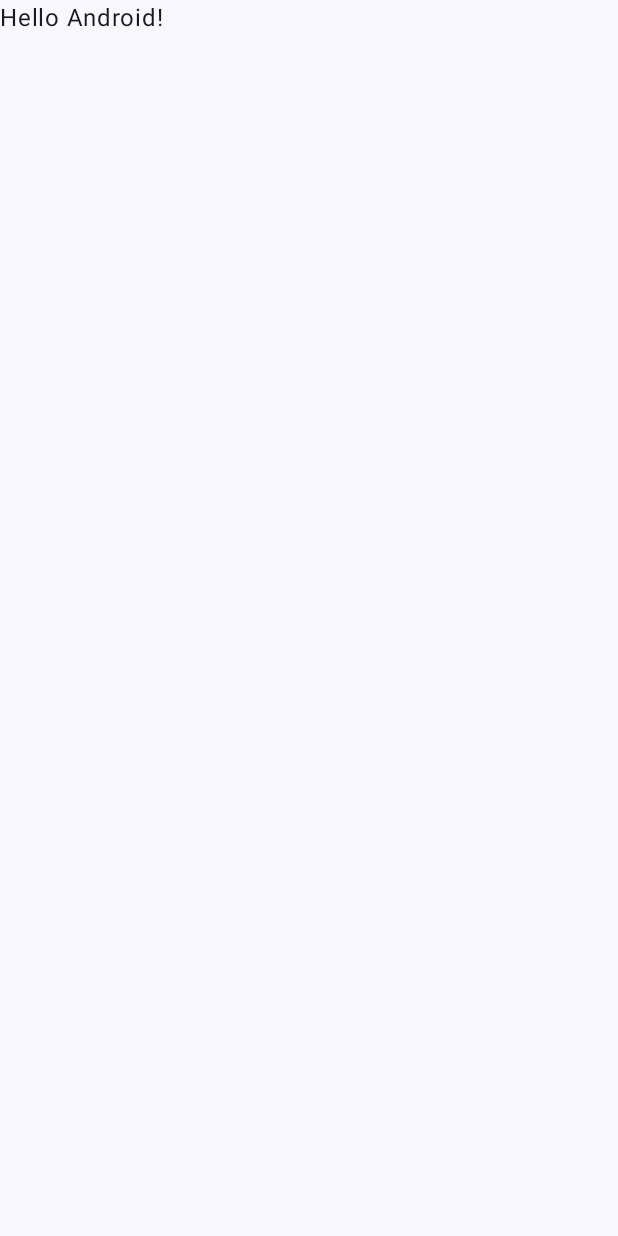
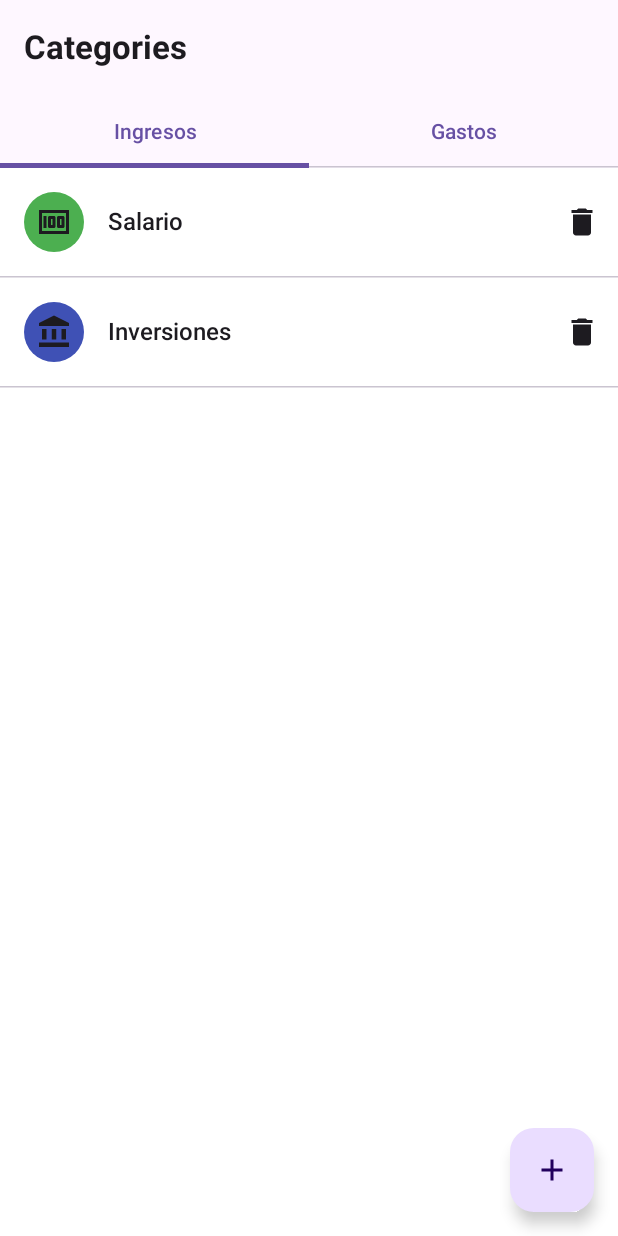
Before and after one commit to ing-fabiansuarez/GuardaditoApp, an Android app built with Jetpack Compose: the screen it shows after launch (MainActivity), on a phone screen of 412 x 824 dp. Before the commit the screen is almost empty. Run offline under Robolectric (Android 15) with nearby library versions, the phone set to English and light mode, and no system bars.

Commit message:
Se agrego las pantallas del categories

```diff
--- a/app/build.gradle.kts
+++ b/app/build.gradle.kts
@@ -6,12 +6,12 @@ plugins {
 
 android {
     namespace = "software.mys.guardaditoapp"
-    compileSdk = 34
+    compileSdk = 35
 
     defaultConfig {
         applicationId = "software.mys.guardaditoapp"
         minSdk = 26
-        targetSdk = 34
+        targetSdk = 35
         versionCode = 1
         versionName = "1.0"
 
@@ -49,6 +49,8 @@ dependencies {
     implementation(libs.androidx.ui.graphics)
     implementation(libs.androidx.ui.tooling.preview)
     implementation(libs.androidx.material3)
+
+    implementation(libs.androidx.material.icons.extended)
     testImplementation(libs.junit)
     androidTestImplementation(libs.androidx.junit)
     androidTestImplementation(libs.androidx.espresso.core)
--- /dev/null
+++ b/app/src/main/java/software/mys/guardaditoapp/ui/screen/CategoryScreen.kt
@@ -0,0 +1,228 @@
+package software.mys.guardaditoapp.ui.screen
+
+import androidx.compose.foundation.background
+import androidx.compose.foundation.clickable
+import androidx.compose.foundation.layout.Arrangement
+import androidx.compose.foundation.layout.Box
+import androidx.compose.foundation.layout.Column
+import androidx.compose.foundation.layout.Row
+import androidx.compose.foundation.layout.Spacer
+import androidx.compose.foundation.layout.fillMaxSize
+import androidx.compose.foundation.layout.fillMaxWidth
+import androidx.compose.foundation.layout.padding
+import androidx.compose.foundation.layout.size
+import androidx.compose.foundation.layout.width
+import androidx.compose.foundation.shape.CircleShape
+import androidx.compose.material.icons.Icons
+import androidx.compose.material.icons.filled.AccountBalance
+import androidx.compose.material.icons.filled.Add
+import androidx.compose.material.icons.filled.AirplanemodeActive
+import androidx.compose.material.icons.filled.CardGiftcard
+import androidx.compose.material.icons.filled.Delete
+import androidx.compose.material.icons.filled.Description
+import androidx.compose.material.icons.filled.DirectionsBus
+import androidx.compose.material.icons.filled.FoodBank
+import androidx.compose.material.icons.filled.Home
+import androidx.compose.material.icons.filled.Money
+import androidx.compose.material.icons.filled.School
+import androidx.compose.material.icons.filled.ShoppingCart
+import androidx.compose.material3.ExperimentalMaterial3Api
+import androidx.compose.material3.FloatingActionButton
+import androidx.compose.material3.HorizontalDivider
+import androidx.compose.material3.Icon
+import androidx.compose.material3.IconButton
+import androidx.compose.material3.Scaffold
+import androidx.compose.material3.Tab
+import androidx.compose.material3.TabRow
+import androidx.compose.material3.Text
+import androidx.compose.material3.TopAppBar
+import androidx.compose.runtime.Composable
+import androidx.compose.runtime.getValue
+import androidx.compose.runtime.mutableStateOf
+import androidx.compose.runtime.remember
+import androidx.compose.runtime.setValue
+import androidx.compose.ui.Alignment
+import androidx.compose.ui.Modifier
+import androidx.compose.ui.draw.clip
+import androidx.compose.ui.graphics.Color
+import androidx.compose.ui.text.font.FontWeight
+import androidx.compose.ui.tooling.preview.Preview
+import androidx.compose.ui.unit.dp
+import androidx.compose.ui.unit.sp
+
+
+@Preview
+@Composable
+fun CategoryScreen() {
+    Scaffold(
+        topBar = { TopApp() },
+        content = { innerPadding ->
+            TabsExpenseAndIncome(modifier = Modifier.padding(innerPadding))
+        },
+        floatingActionButton = {
+            FloatingButton()
+        }
+    )
+}
+
+@Composable
+fun FloatingButton() {
+    FloatingActionButton(
+        onClick = {  },
+    ) {
+        Icon(Icons.Filled.Add, "Floating action button.")
+    }
+}
+
+@Composable
+fun TabsExpenseAndIncome(modifier: Modifier) {
+    Column(
+        modifier = modifier
+            .fillMaxSize()
+            .background(Color.White)
+    ) {
+        var selectedTabIndex by remember { mutableStateOf(0) }
+
+        // Usamos el enum para definir las pestañas
+        val tabs = CategoryType.entries.toTypedArray()
+
+        Column(modifier = Modifier.fillMaxSize()) {
+            TabRow(selectedTabIndex = selectedTabIndex) {
+                tabs.forEachIndexed { index, categoryType ->
+                    Tab(
+                        selected = selectedTabIndex == index,
+                        onClick = { selectedTabIndex = index },
+                        text = { Text(text = categoryType.getTabName()) }
+                    )
+                }
+            }
+
+            when (tabs[selectedTabIndex]) {
+                CategoryType.INCOME -> {
+                    incomeCategories.forEach { category ->
+                        CategoryItem(category)
+                    }
+                }
+
+                CategoryType.EXPENSE -> {
+                    expenseCategories.forEach { category ->
+                        CategoryItem(category)
+                    }
+                }
+            }
+        }
+
+    }
+}
+
+@OptIn(ExperimentalMaterial3Api::class)
+@Composable
+fun TopApp() {
+    TopAppBar(
+        title = {
+            Text("Categories", fontWeight = FontWeight.Bold)
+        }
+    )
+}
+
+@Composable
+fun CategoryItem(category: Category, onDelete: () -> Unit = {}) {
+    Row(
+        horizontalArrangement = Arrangement.SpaceBetween, modifier = Modifier.fillMaxWidth(),
+        verticalAlignment = Alignment.CenterVertically
+    ) {
+        Row(
+            modifier = Modifier
+                .padding(16.dp),
+            verticalAlignment = Alignment.CenterVertically
+        ) {
+            Box(
+                modifier = Modifier
+                    .size(40.dp)
+                    .clip(CircleShape)
+                    .clickable { }
+                    .background(color = category.color) // Asigna el color aquí
+                ,
+                contentAlignment = Alignment.Center
+            ) {
+                category.icon()
+            }
+            Spacer(modifier = Modifier.width(16.dp))
+            Text(text = category.title, fontSize = 16.sp, fontWeight = FontWeight.Medium)
+
+        }
+        // Ícono de eliminar
+        IconButton(onClick = onDelete) {
+            Icon(
+                imageVector = Icons.Default.Delete, // Cambia esto por el ícono que desees usar
+                contentDescription = "Eliminar categoría"
+            )
+        }
+    }
+    HorizontalDivider()
+}
+
+
+val expenseCategories = listOf(
+    // Categorías de gastos
+    Category("Alimentos", color = Color(0xFFFFA000), type = CategoryType.EXPENSE) { // Naranja
+        Icon(Icons.Filled.FoodBank, contentDescription = null)
+    },
+    Category("Facturas", color = Color(0xFF6A1B9A), type = CategoryType.EXPENSE) { // Púrpura
+        Icon(Icons.Filled.Description, contentDescription = null)
+    },
+    Category("Transporte", color = Color(0xFF0288D1), type = CategoryType.EXPENSE) { // Azul
+        Icon(Icons.Filled.DirectionsBus, contentDescription = null)
+    },
+    Category("Compras", color = Color(0xFFE91E63), type = CategoryType.EXPENSE) { // Rosa
+        Icon(Icons.Filled.ShoppingCart, contentDescription = null)
+    },
+    Category("Regalos", color = Color(0xFFE91E63), type = CategoryType.EXPENSE) { // Rosa
+        Icon(Icons.Filled.CardGiftcard, contentDescription = null)
+    },
+    Category(
+        "Educación",
+        color = Color(0xFF00796B),
+        type = CategoryType.EXPENSE
+    ) { // Verde oscuro
+        Icon(Icons.Filled.School, contentDescription = null)
+    },
+    Category("Renta", color = Color(0xFFF57C00), type = CategoryType.EXPENSE) { // Naranja
+        Icon(Icons.Filled.Home, contentDescription = null)
+    },
+    Category("Viajes", color = Color(0xFFE91E63), type = CategoryType.EXPENSE) { // Rosa
+        Icon(Icons.Filled.AirplanemodeActive, contentDescription = null)
+    },
+
+    )
+
+val incomeCategories = listOf(
+    // Nuevas categorías de ingresos
+    Category("Salario", color = Color(0xFF4CAF50), type = CategoryType.INCOME) { // Verde
+        Icon(Icons.Filled.Money, contentDescription = null)
+    },
+    Category("Inversiones", color = Color(0xFF3F51B5), type = CategoryType.INCOME) { // Azul
+        Icon(Icons.Filled.AccountBalance, contentDescription = null)
+    }
+)
+
+
+// Definimos un enum para los tipos de categorías.
+enum class CategoryType {
+    INCOME, EXPENSE;
+
+    // Función para obtener el nombre de la pestaña
+    fun getTabName(): String {
+        return when (this) {
+            INCOME -> "Ingresos"
+            EXPENSE -> "Gastos"
+        }
+    }
+}
+
+data class Category(
+    val title: String,
+    val color: Color = Color.Black,
+    val type: CategoryType,
+    val icon: @Composable () -> Unit
+)
--- a/gradle/libs.versions.toml
+++ b/gradle/libs.versions.toml
@@ -8,9 +8,11 @@ espressoCore = "3.6.1"
 lifecycleRuntimeKtx = "2.8.7"
 activityCompose = "1.9.3"
 composeBom = "2024.04.01"
+materialIconsExtended = "1.7.8"
 
 [libraries]
 androidx-core-ktx = { group = "androidx.core", name = "core-ktx", version.ref = "coreKtx" }
+androidx-material-icons-extended = { module = "androidx.compose.material:material-icons-extended", version.ref = "materialIconsExtended" }
 junit = { group = "junit", name = "junit", version.ref = "junit" }
 androidx-junit = { group = "androidx.test.ext", name = "junit", version.ref = "junitVersion" }
 androidx-espresso-core = { group = "androidx.test.espresso", name = "espresso-core", version.ref = "espressoCore" }
```
Also changed, not shown: app/src/main/java/software/mys/guardaditoapp/MainActivity.kt (+140 -18 lines).
